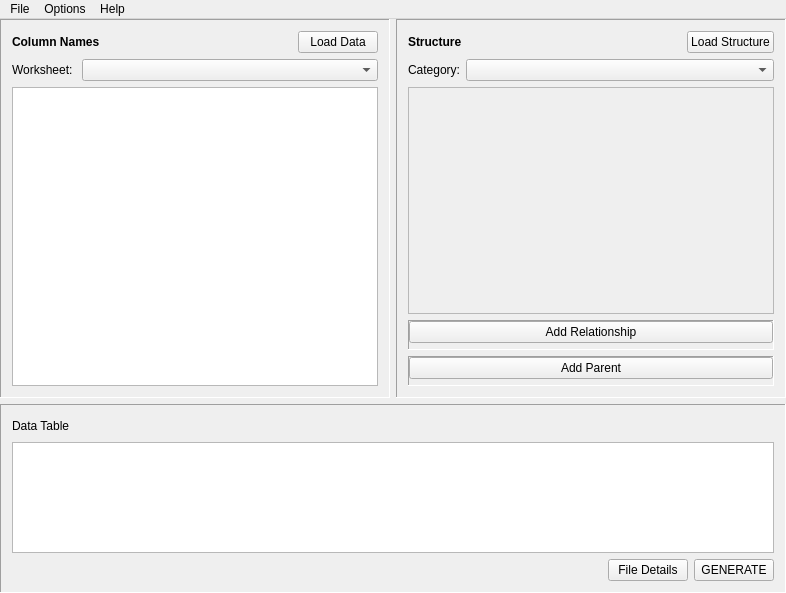
farling42/csv2rw, file mainwindow.ui: the form before one commit.
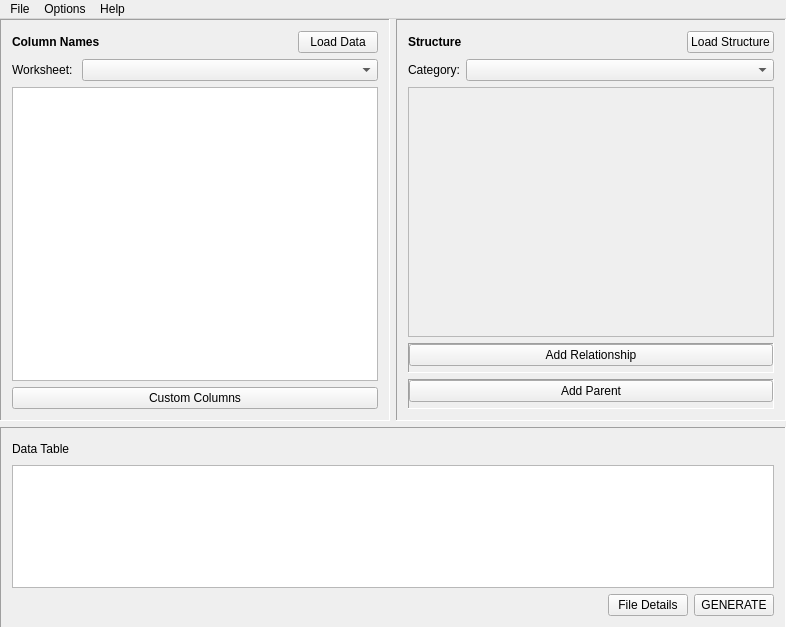
The form after the commit. Icons and pictures are not drawn.

Commit message: Add the ability to add your own "derived" columns, based on a javascript expression. Fix reading of excel spreadsheets. Bump version to 2.12

What changed in the file:
```diff
--- a/mainwindow.ui
+++ b/mainwindow.ui
@@ -7,7 +7,7 @@
     <x>0</x>
     <y>0</y>
     <width>786</width>
-    <height>593</height>
+    <height>628</height>
    </rect>
   </property>
   <property name="windowTitle">
@@ -179,6 +179,13 @@
                </property>
               </widget>
              </item>
+             <item>
+              <widget class="QPushButton" name="derivedColumns">
+               <property name="text">
+                <string>Custom Columns</string>
+               </property>
+              </widget>
+             </item>
             </layout>
            </widget>
           </item>
@@ -304,8 +311,8 @@
                  <rect>
                   <x>0</x>
                   <y>0</y>
-                  <width>368</width>
-                  <height>206</height>
+                  <width>372</width>
+                  <height>218</height>
                  </rect>
                 </property>
                </widget>
```
The commit also changes 11 other files.
